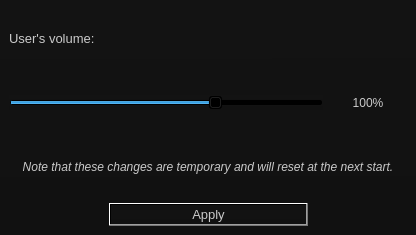
The window that src/View/SingleUserSettings/singleusersettings.ui (Flone-dnb/Silent) describes before a commit, drawn with Qt 5.
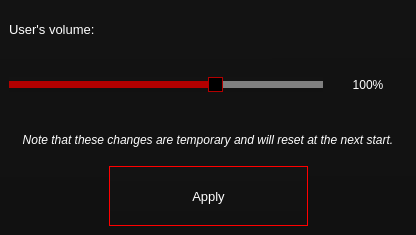
The same window after the commit.

Diff of the .ui file:
```diff
--- a/src/View/SingleUserSettings/singleusersettings.ui
+++ b/src/View/SingleUserSettings/singleusersettings.ui
@@ -15,10 +15,10 @@
   </property>
   <property name="styleSheet">
    <string notr="true">background-color: qlineargradient(spread:pad, x1:0.480769, y1:1, x2:0.476, y2:0, stop:0 rgba(17, 17, 17, 255), stop:1 rgba(19, 19, 19, 255));
-color: rgb(202, 202, 202);</string>
+color: white;</string>
   </property>
   <widget class="QWidget" name="centralwidget">
-   <layout class="QVBoxLayout" name="verticalLayout" stretch="0,0,0,0">
+   <layout class="QVBoxLayout" name="verticalLayout" stretch="20,30,20,30">
     <item>
      <widget class="QLabel" name="label">
       <property name="font">
@@ -39,6 +39,39 @@
      <layout class="QHBoxLayout" name="horizontalLayout_2" stretch="80,20">
       <item>
        <widget class="QSlider" name="horizontalSlider">
+        <property name="styleSheet">
+         <string notr="true">QSlider::handle
+{
+	background-color: black;
+	border: 1px solid rgb(179, 0, 0);
+}
+
+QSlider::add-page 
+{
+    background: gray;
+}
+
+QSlider::sub-page
+ {
+    background: rgb(179, 0, 0);
+}
+
+QSlider::handle:disabled
+{
+	background-color: rgb(59, 59, 59);
+	border: 1px solid gray;
+}
+
+QSlider::add-page:disabled 
+{
+    background: gray;
+}
+
+QSlider::sub-page:disabled
+{
+    background: gray;
+}</string>
+        </property>
         <property name="maximum">
          <number>150</number>
         </property>
@@ -109,12 +142,37 @@
       </item>
       <item>
        <widget class="QPushButton" name="pushButton">
+        <property name="sizePolicy">
+         <sizepolicy hsizetype="Minimum" vsizetype="Expanding">
+          <horstretch>0</horstretch>
+          <verstretch>0</verstretch>
+         </sizepolicy>
+        </property>
         <property name="font">
          <font>
           <family>Segoe UI</family>
           <pointsize>10</pointsize>
          </font>
         </property>
+        <property name="styleSheet">
+         <string notr="true">QPushButton
+{
+	border: 1px solid red;
+	color: rgb(255, 255, 255);
+}
+
+QPushButton:disabled
+{
+	border: 1px solid darkred;
+	color: rgb(50, 50, 50);
+}
+
+QPushButton:hover
+{
+	background-color: rgb(30,30,30);
+	border: 1px solid white;
+}</string>
+        </property>
         <property name="text">
          <string>Apply</string>
         </property>
```
